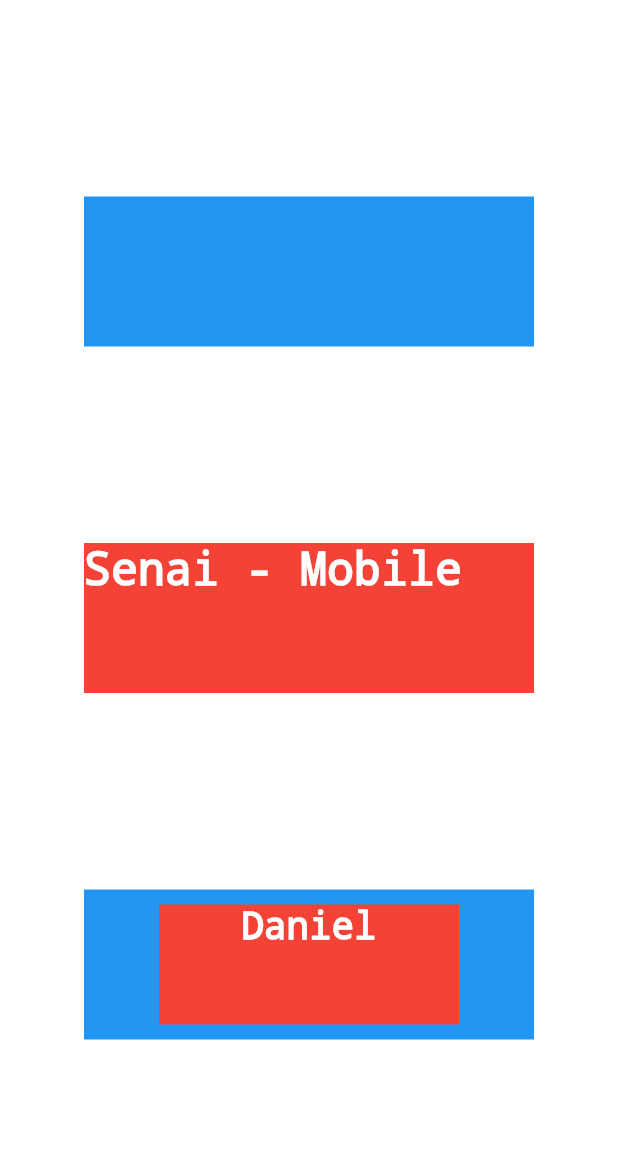
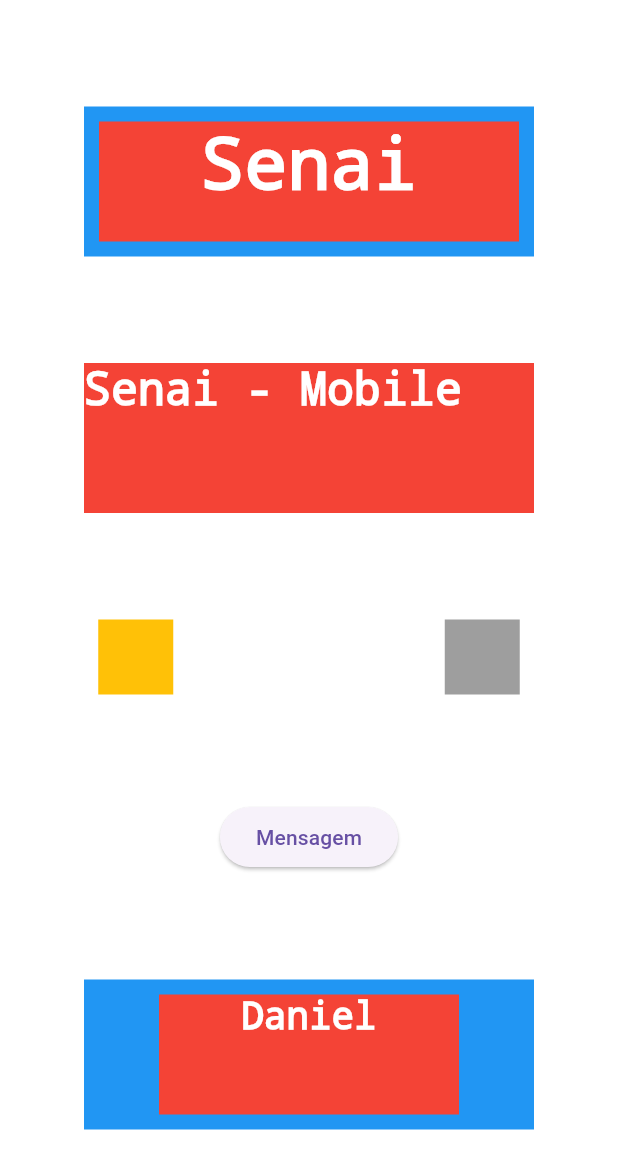
Before and after one commit to danielvieira95/MOBILE-1-2025, a Flutter app: the screen it shows after launch, on a phone screen of 412 x 824 dp. Shown: the top 1169 px of the screen. Run offline on Flutter 3.47's test engine with Material 3 defaults, Android fonts, the phone set to English and light mode, and no system bars.

Commit message:
app aula 07  turma b
Widgets, container

```diff
--- a/TURMAB/aula07/app_aula07/lib/main.dart
+++ b/TURMAB/aula07/app_aula07/lib/main.dart
@@ -15,6 +15,8 @@
   Widget build(BuildContext context) {
     // MaterialApp faz parte do design do aplicativo
     return MaterialApp(
+      // remove a faixa debug do aplicativo
+      debugShowCheckedModeBanner: false,
       home: Column(
         // alinhamento primario
        // mainAxisAlignment: MainAxisAlignment.center,
@@ -24,13 +26,38 @@
        //mainAxisAlignment: MainAxisAlignment.spaceBetween,
        mainAxisAlignment: MainAxisAlignment.spaceEvenly,
         children: [
-        Container(width: 300, height: 100,color: Colors.blue,),
+          Stack(
+            alignment: Alignment.center,
+            children: [
+             Container(width: 300, height: 100,color: Colors.blue,),
+             Container(width: 280,height: 80,color: Colors.red,
+             child: Text("Senai",textAlign: TextAlign.center,
+             style: TextStyle(
+              color: Colors.white,
+              decoration: TextDecoration.none),),
+             ),
+            ],
+          ),
+
         Container(width: 300,height: 100,color: Colors.red,child:
         Text("Senai - Mobile",style: TextStyle(fontSize: 30,
         color: Colors.white,
         decoration: TextDecoration.none),
         ),),
-
+        Row(
+          mainAxisAlignment: MainAxisAlignment.spaceEvenly,
+          children: [
+          Container(width: 50,height: 50,color: Colors.amber,),
+           Container(width: 50,height: 50,color: Colors.white,),
+            Container(width: 50,height: 50,color: Colors.grey,),
+          ],
+        ),
+        // Widget botao
+        // on pressed evento que ocorre quando o botao é pressionado
+        ElevatedButton(
+          onPressed:(){
+           print("Desenvolvimento Mobile 1");
+        }, child: Text("Mensagem")),
         Stack(
           // propriedade de alinhamento
           alignment: Alignment.center ,
```
